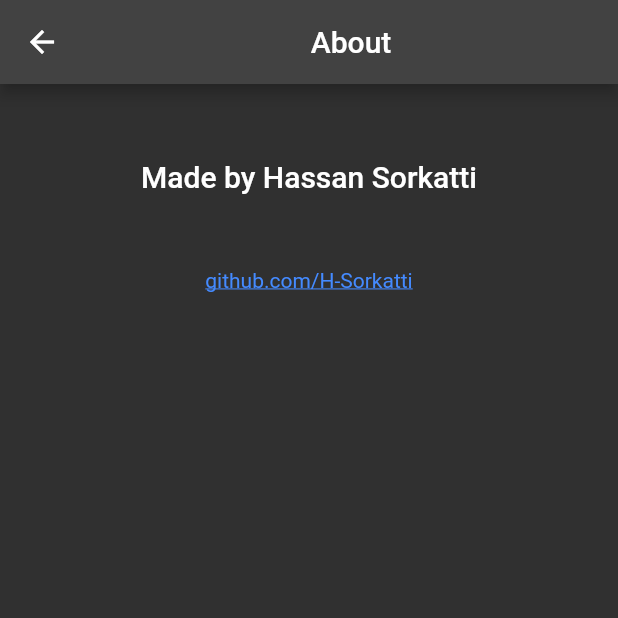
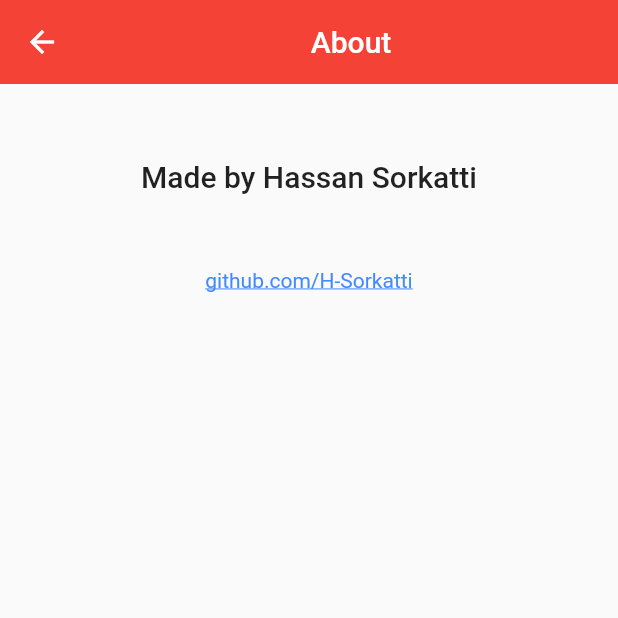
Before and after one commit to H-Sorkatti/snap_for_me, a Flutter app: the screen it shows after launch, after a tap on "About", on a phone screen of 412 x 824 dp, the top half of it. Run offline on Flutter 3.47's test engine with Material 2 defaults, Android fonts, the light colour scheme and no system bars; drawn by our look-alikes of flutter_linkify; our stand-ins replace audioplayers, shared_preferences.

Commit message:
Added Darktheme support with provider

```diff
--- a/lib/main.dart
+++ b/lib/main.dart
@@ -2,27 +2,68 @@
 // ignore_for_file: prefer_const_literals_to_create_immutables
 
 import 'package:flutter/material.dart';
+import 'package:provider/provider.dart';
 import 'package:snap_for_me/about.dart';
 import 'package:snap_for_me/ripple_animation.dart';
+import 'package:snap_for_me/themes/dark_theme_provider.dart';
+import 'package:snap_for_me/themes/dark_theme_style.dart';
 
 void main() {
-  runApp(const MyApp());
+  runApp(MyApp());
 }
 
-class MyApp extends StatelessWidget {
+class ThemeClass {
+  static ThemeData lightTheme = ThemeData(
+      scaffoldBackgroundColor: Colors.white,
+      colorScheme: ColorScheme.light(),
+      appBarTheme: AppBarTheme(
+        backgroundColor: Colors.blue,
+      ));
+
+  static ThemeData darkTheme = ThemeData(
+      scaffoldBackgroundColor: Colors.black,
+      colorScheme: ColorScheme.dark(),
+      appBarTheme: AppBarTheme(
+        backgroundColor: Colors.black,
+      ));
+}
+
+class MyApp extends StatefulWidget {
   const MyApp({Key? key}) : super(key: key);
 
   @override
+  State<MyApp> createState() => _MyAppState();
+}
+
+class _MyAppState extends State<MyApp> {
+  DarkThemeProvider themeChangeProvider = DarkThemeProvider();
+
+  @override
+  void initState() {
+    super.initState();
+    getCurrentAppTheme();
+  }
+
+  void getCurrentAppTheme() async {
+    themeChangeProvider.darkTheme =
+        await themeChangeProvider.darkThemePreference.getTheme();
+  }
+
+  @override
   Widget build(BuildContext context) {
-    return MaterialApp(
-      debugShowCheckedModeBanner: false,
-      title: 'Flutter Demo',
-      theme: ThemeData.dark(),
-      home: const MyHomePage(title: 'طقطق لي'),
-      initialRoute: '/',
-      routes: {
-        '/about': (context) => const AboutMe(),
+    return ChangeNotifierProvider(
+      create: (_) {
+        return themeChangeProvider;
       },
+      child: Consumer<DarkThemeProvider>(
+        builder: (context, value, child) => MaterialApp(
+            debugShowCheckedModeBanner: false,
+            theme: Styles.themeData(themeChangeProvider.darkTheme, context),
+            home: MyHomePage(title: 'طقطق لي'),
+            routes: <String, WidgetBuilder>{
+              '/Agenda': (context) => AboutMe(),
+            }),
+      ),
     );
   }
 }
@@ -39,14 +80,22 @@ class MyHomePage extends StatefulWidget {
 class _MyHomePageState extends State<MyHomePage> {
   @override
   Widget build(BuildContext context) {
+    final themeChange = Provider.of<DarkThemeProvider>(context);
+
     return Scaffold(
       appBar: AppBar(
         title: Center(child: Text("طقطق لي")),
         actions: [
           TextButton(
             child: Text('About'),
-            onPressed: () => Navigator.pushNamed(context, '/about'),
+            onPressed: () => Navigator.push(
+                context, MaterialPageRoute(builder: (context) => AboutMe())),
           ),
+          Switch(
+              value: themeChange.darkTheme,
+              onChanged: (bool value) {
+                themeChange.darkTheme = value;
+              })
         ],
       ),
       body: SafeArea(
--- /dev/null
+++ b/lib/themes/dark_theme_preference.dart
@@ -0,0 +1,15 @@
+import 'package:shared_preferences/shared_preferences.dart';
+
+class DarkThemePreference {
+  static const themeStatus = "THEMESTATUS";
+
+  setDarkTheme(bool value) async {
+    SharedPreferences prefs = await SharedPreferences.getInstance();
+    prefs.setBool(themeStatus, value);
+  }
+
+  Future<bool> getTheme() async {
+    SharedPreferences prefs = await SharedPreferences.getInstance();
+    return prefs.getBool(themeStatus) ?? false;
+  }
+}
--- /dev/null
+++ b/lib/themes/dark_theme_provider.dart
@@ -0,0 +1,15 @@
+import 'package:flutter/material.dart';
+import 'package:snap_for_me/themes/dark_theme_preference.dart';
+
+class DarkThemeProvider with ChangeNotifier {
+  DarkThemePreference darkThemePreference = DarkThemePreference();
+  bool _darkTheme = false;
+
+  bool get darkTheme => _darkTheme;
+
+  set darkTheme(bool value) {
+    _darkTheme = value;
+    darkThemePreference.setDarkTheme(value);
+    notifyListeners();
+  }
+}
--- /dev/null
+++ b/lib/themes/dark_theme_style.dart
@@ -0,0 +1,42 @@
+import 'package:flutter/material.dart';
+
+class Styles {
+  static ThemeData themeData(bool isDarkTheme, BuildContext context) {
+    return ThemeData(
+      primarySwatch: Colors.red,
+      primaryColor: isDarkTheme ? Colors.black : Colors.white,
+
+      backgroundColor: isDarkTheme ? Colors.black : const Color(0xffF1F5FB),
+
+      indicatorColor:
+          isDarkTheme ? const Color(0xff0E1D36) : const Color(0xffCBDCF8),
+      // ignore: deprecated_member_use
+      buttonColor:
+          isDarkTheme ? const Color(0xff3B3B3B) : const Color(0xffF1F5FB),
+
+      hintColor:
+          isDarkTheme ? const Color(0xff280C0B) : const Color(0xffEECED3),
+
+      highlightColor:
+          isDarkTheme ? const Color(0xff372901) : const Color(0xffFCE192),
+      hoverColor:
+          isDarkTheme ? const Color(0xff3A3A3B) : const Color(0xff4285F4),
+
+      focusColor:
+          isDarkTheme ? const Color(0xff0B2512) : const Color(0xffA8DAB5),
+      disabledColor: Colors.grey,
+      cardColor: isDarkTheme ? const Color(0xFF151515) : Colors.white,
+      canvasColor: isDarkTheme ? Colors.black : Colors.grey[50],
+      brightness: isDarkTheme ? Brightness.dark : Brightness.light,
+      buttonTheme: Theme.of(context).buttonTheme.copyWith(
+          colorScheme: isDarkTheme
+              ? const ColorScheme.dark()
+              : const ColorScheme.light()),
+      appBarTheme: const AppBarTheme(
+        elevation: 0.0,
+      ),
+      textSelectionTheme: TextSelectionThemeData(
+          selectionColor: isDarkTheme ? Colors.white : Colors.black),
+    );
+  }
+}
--- a/pubspec.yaml
+++ b/pubspec.yaml
@@ -33,6 +33,8 @@ dependencies:
     sdk: flutter
   flutter_linkify: ^5.0.2
   url_launcher: ^6.0.17
+  shared_preferences: ^2.0.12
+  provider: ^6.0.2
 
 dev_dependencies:
   flutter_lints: ^1.0.0
```
Also changed, not shown: pubspec.lock.
